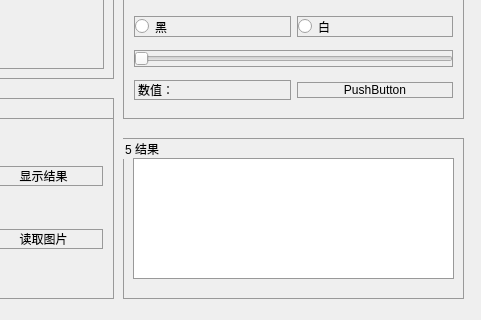
Old version of the form CameraDtecte-1/SetAlgorithm.ui in the repository gzj1997/CameraDtecte-1; both pictures show x 297 to 778 and y 192 to 512 of the 778 by 512 pixel window.
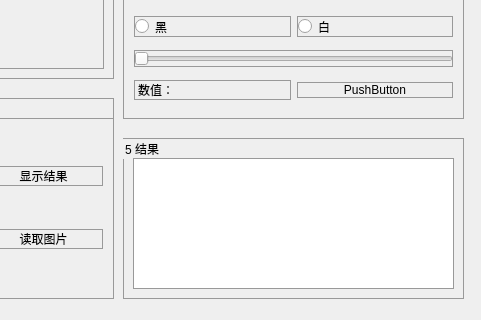
New version of the form.

```diff
--- a/CameraDtecte-1/SetAlgorithm.ui
+++ b/CameraDtecte-1/SetAlgorithm.ui
@@ -243,13 +243,13 @@
    <property name="title">
     <string>5 结果</string>
    </property>
-   <widget class="QTableView" name="tableView">
+   <widget class="QTableWidget" name="tableWidget_2">
     <property name="geometry">
      <rect>
       <x>10</x>
       <y>20</y>
       <width>321</width>
-      <height>121</height>
+      <height>131</height>
      </rect>
     </property>
    </widget>
```
Left out of the diff: 16 changed lines with no effect on the pictures.
